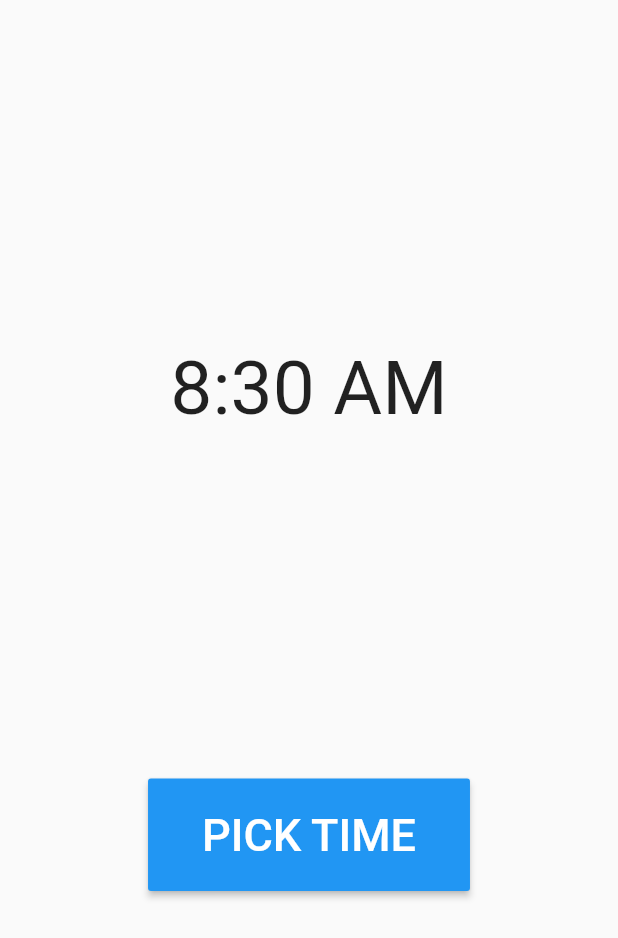
After one commit to mostafanada/Graduation-project, a Flutter app: the HomePage screen opened directly, on a phone screen of 412 x 824 dp. The commit adds this screen. Shown: the top 938 px of the screen. Run offline on Flutter 3.47's test engine with Material 2 defaults, Android fonts, the phone set to English and light mode, and no system bars; our stand-ins replace fluttertoast, google_fonts, shared_preferences, smooth_page_indicator, vibration; accounts and stored records are empty.

Commit message:
add functionaltiy

```diff
--- /dev/null
+++ b/lib/Screens/SettingScreen/settin_display/displayscreen.dart
@@ -0,0 +1,54 @@
+import 'package:flutter/material.dart';
+
+class HomePage extends StatefulWidget {
+  const HomePage({Key? key}) : super(key: key);
+
+  @override
+  _HomePageState createState() => _HomePageState();
+}
+
+class _HomePageState extends State<HomePage> {
+  // create TimeOfDay variable
+  TimeOfDay _timeOfDay = TimeOfDay(hour: 8, minute: 30);
+
+  // show time picker method
+  void _showTimePicker() {
+    showTimePicker(
+      context: context,
+      initialTime: TimeOfDay.now(),
+    ).then((value) {
+      setState(() {
+        _timeOfDay = value!;
+      });
+    });
+  }
+
+  @override
+  Widget build(BuildContext context) {
+    return Scaffold(
+      body: Center(
+        child: Column(
+          mainAxisAlignment: MainAxisAlignment.spaceEvenly,
+          children: [
+            // display the chosen time
+            Text(
+              _timeOfDay.format(context).toString(),
+              style: TextStyle(fontSize: 50),
+            ),
+
+            // button
+            MaterialButton(
+              onPressed: _showTimePicker,
+              child: const Padding(
+                padding: EdgeInsets.all(20.0),
+                child: Text('PICK TIME',
+                    style: TextStyle(color: Colors.white, fontSize: 30)),
+              ),
+              color: Colors.blue,
+            ),
+          ],
+        ),
+      ),
+    );
+  }
+}
--- /dev/null
+++ b/lib/Screens/commonVariables/commonVariable.dart
@@ -0,0 +1,9 @@
+import 'package:flutter/material.dart';
+
+TimeOfDay startTime = TimeOfDay(hour: 8, minute: 30);
+TimeOfDay endTime = TimeOfDay(hour: 8, minute: 30);
+bool emojiDisplay = true;
+bool textDisplay = true;
+bool dengerDisplay = true;
+bool normalDisplay = true;
+bool vibrationMood = true;
--- a/lib/main.dart
+++ b/lib/main.dart
@@ -1,5 +1,8 @@
+import 'package:createachannel/Screens/OutputScreen/outputScreen.dart';
 import 'package:flutter/material.dart';
 
+import 'Screens/SettingScreen/settin_display/display_mode_screen.dart';
+import 'Screens/SettingScreen/settin_display/displayscreen.dart';
 import 'Screens/start/OnBoarding.dart';
 
 void main() {
@@ -15,7 +18,8 @@ class MyApp extends StatelessWidget {
     return MaterialApp(
       title: 'Flutter Demo',
       debugShowCheckedModeBanner: false,
-      home: OnBoarding(),
+      // home: OnBoarding(),
+      home: output(),
     );
   }
 }
```
Also changed, not shown: lib/Screens/OutputScreen/outputScreen.dart (+13 -8 lines), lib/Screens/SettingScreen/settin_display/display_mode_screen.dart (+49 -9 lines), lib/Screens/SettingScreen/settings_screen.dart (+11 -10 lines).
